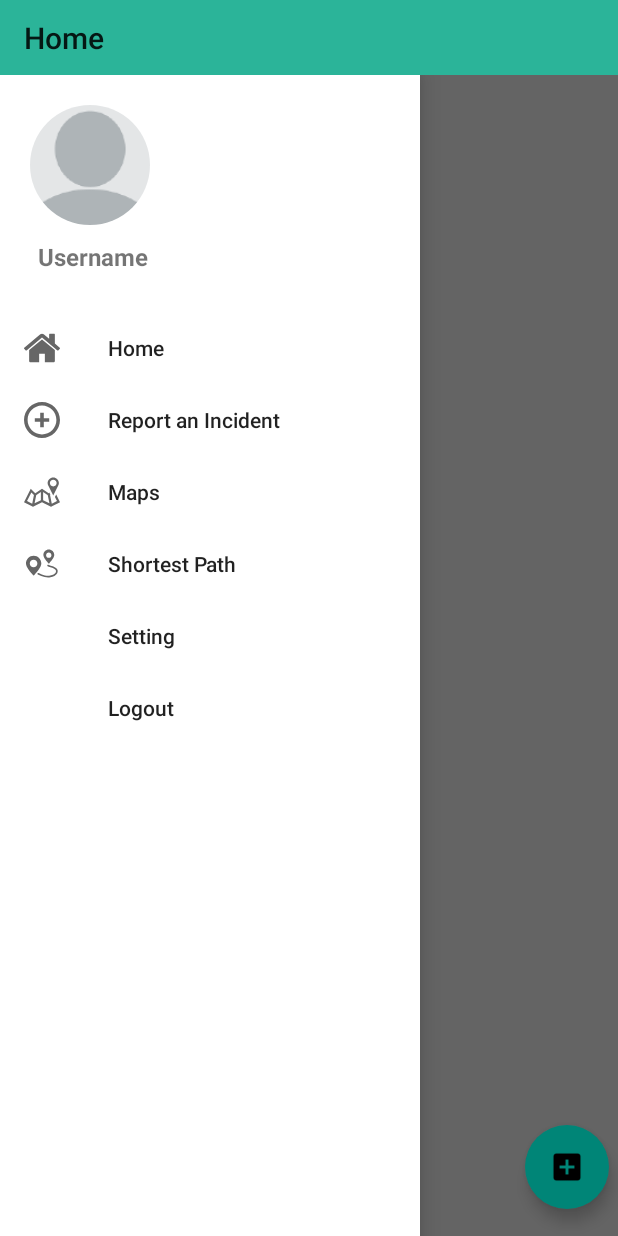
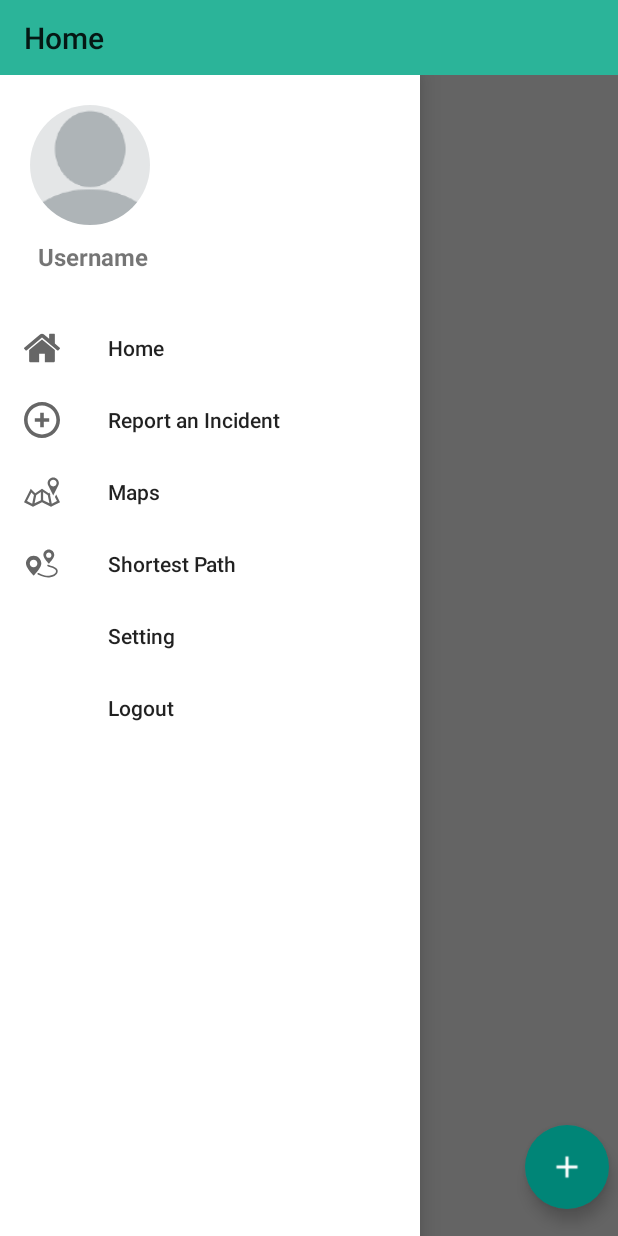
Before and after one commit to Ashenn1/IncidentsCrowdsourcingSystem-GP, an Android app: the TimelineActivity screen opened directly, with no data from a screen before it, with the side drawer open, on a phone screen of 412 x 824 dp. Run offline under Robolectric (Android 15) with nearby library versions, the phone set to English and light mode, and no system bars; our stand-ins replace CircleImageView, Volley; network calls fail.

Commit message:
ui fixes

```diff
--- a/app/src/main/res/layout/activity_timeline.xml
+++ b/app/src/main/res/layout/activity_timeline.xml
@@ -62,10 +62,9 @@
         android:layout_alignParentBottom="true"
         android:layout_marginRight="6dp"
         android:layout_marginBottom="18dp"
-        android:src="@drawable/ic_add_box_black_36dp"
+        android:src="@drawable/ic_add_white_24dp"
         android:scaleType="center"
-        android:background="@color/white"
+        android:background="@color/colorPrimaryDark"
         app:borderWidth="0dp"
-        app:fabSize="normal"
-        app:layout_Gravity="bottom|right|end" />
+        app:fabSize="normal" />
 </RelativeLayout>
```
